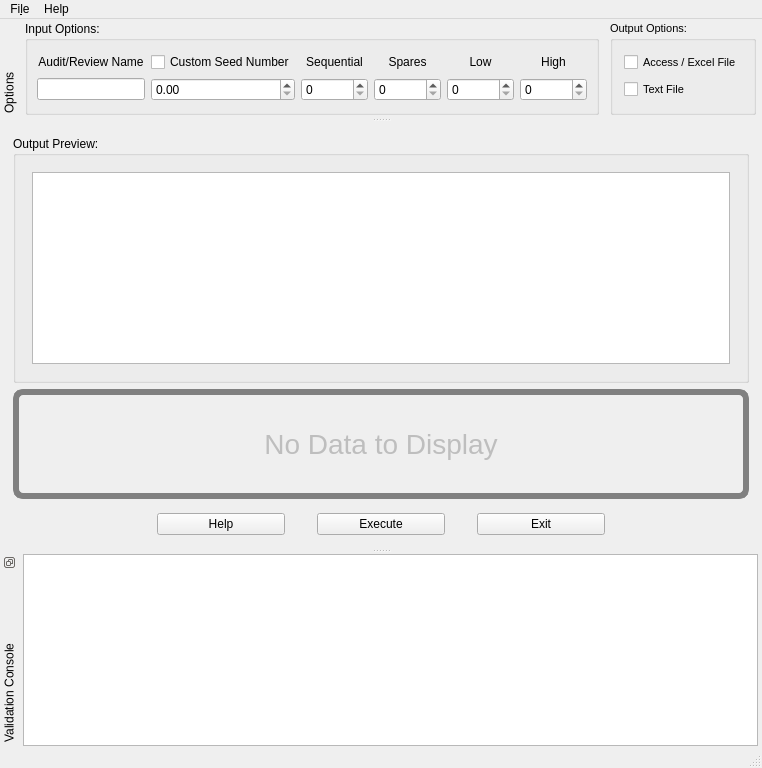
cbtek/RStats2017, file products/RAT-STATS/rstats_modules/single_stage_random_numbers/src/UIRStatsSSRN.ui: the form before one commit.
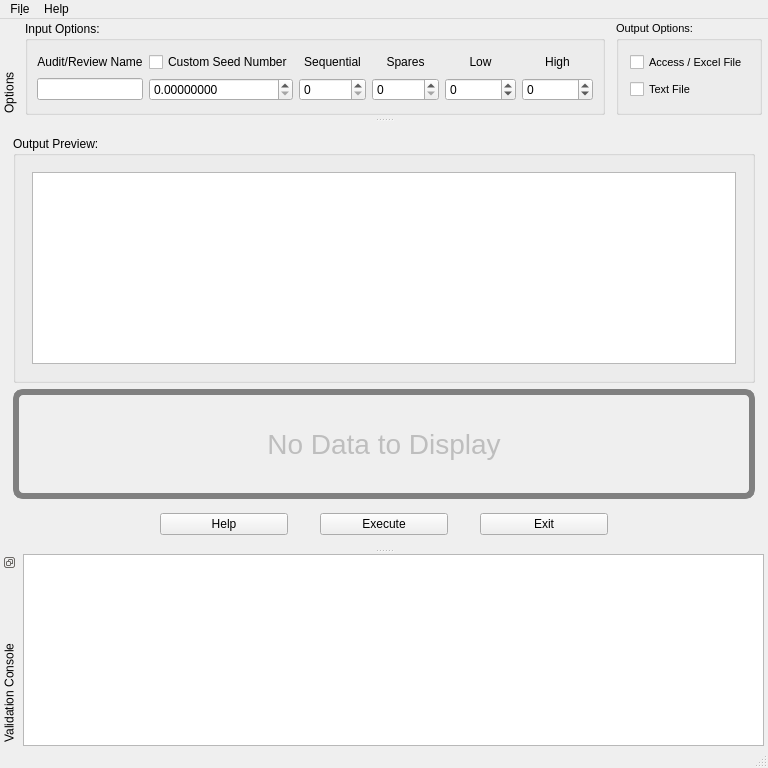
The form after the commit.

Diff of the .ui file:
```diff
--- a/products/RAT-STATS/rstats_modules/single_stage_random_numbers/src/UIRStatsSSRN.ui
+++ b/products/RAT-STATS/rstats_modules/single_stage_random_numbers/src/UIRStatsSSRN.ui
@@ -315,6 +315,12 @@
            </item>
            <item row="1" column="1">
             <widget class="QDoubleSpinBox" name="m_spnSeed">
+             <property name="decimals">
+              <number>8</number>
+             </property>
+             <property name="minimum">
+              <double>0.000000000000000</double>
+             </property>
              <property name="maximum">
               <double>9999999999.000000000000000</double>
              </property>
@@ -322,15 +328,21 @@
            </item>
            <item row="1" column="5">
             <widget class="QSpinBox" name="m_spnHighNumber">
+             <property name="minimum">
+              <number>-999999999</number>
+             </property>
              <property name="maximum">
-              <number>100000</number>
+              <number>999999999</number>
              </property>
             </widget>
            </item>
            <item row="1" column="4">
             <widget class="QSpinBox" name="m_spnLowNumber">
+             <property name="minimum">
+              <number>-999999999</number>
+             </property>
              <property name="maximum">
-              <number>100000</number>
+              <number>999999999</number>
              </property>
             </widget>
            </item>
```
